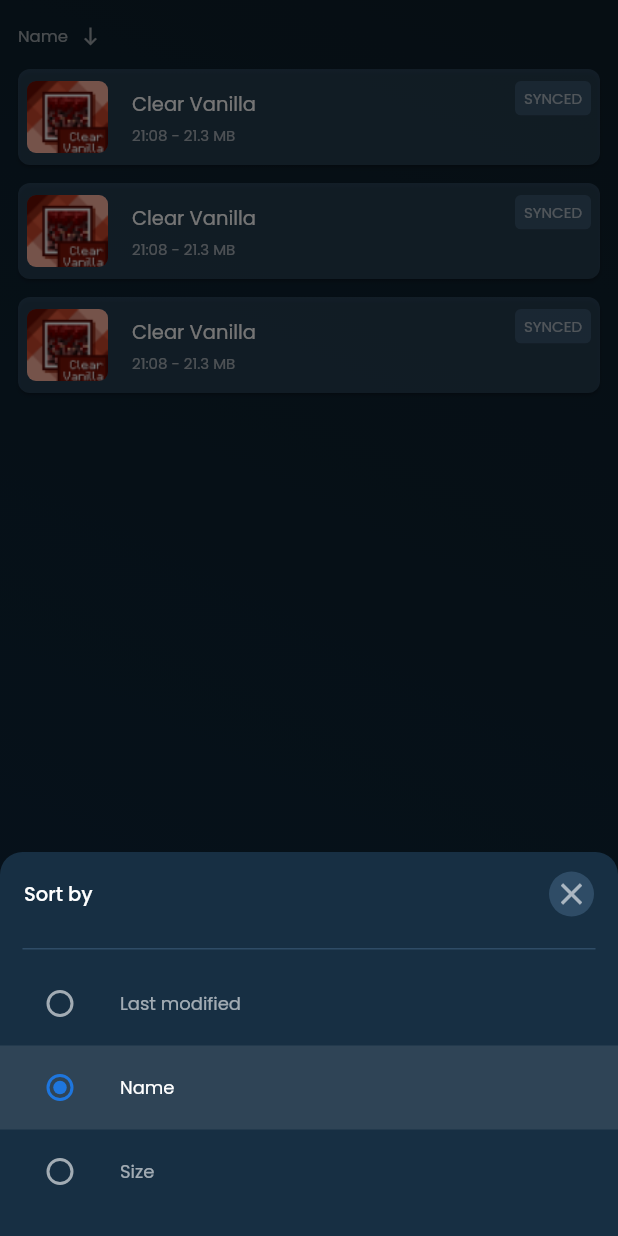
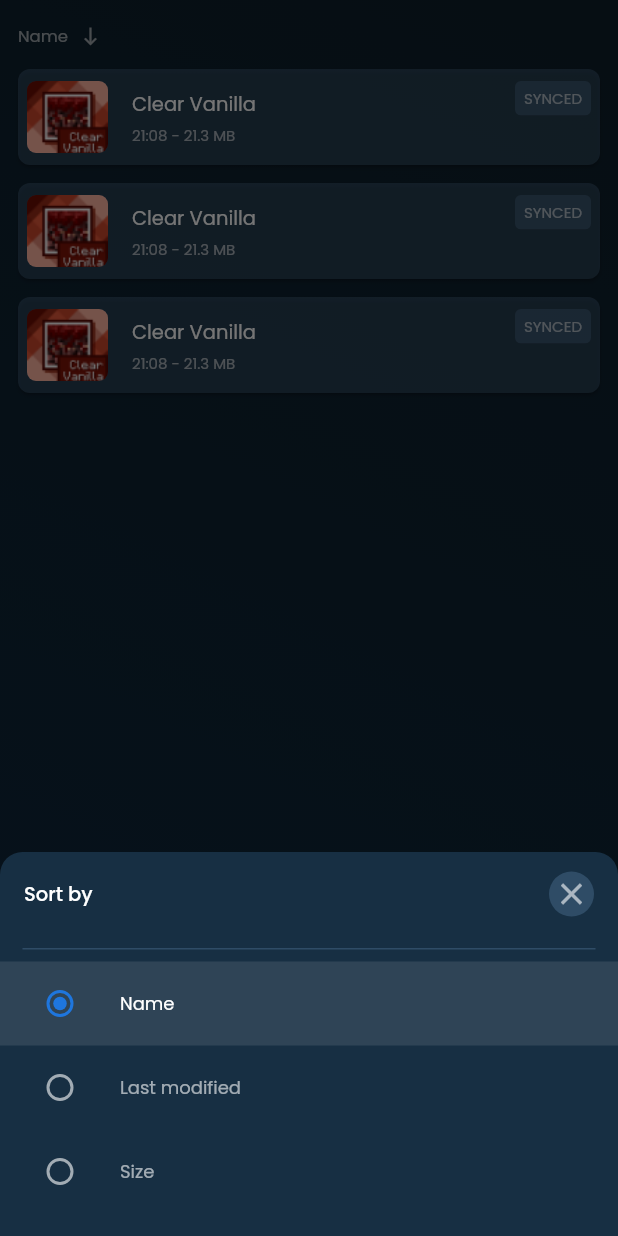
Before and after one commit to idan054/minecloud_tal, a Flutter app: the MainPage screen opened directly with empty values, after a tap on "Name", on a phone screen of 412 x 824 dp. Run offline on Flutter 3.47's test engine with Material 2 defaults, Android fonts, the light colour scheme and no system bars; our stand-ins replace flutter_svg.

Commit message:
V11.0 SortBy button works (No backend) & Provider Added
V10.0 SortBy design & Todo task added for backend

V9.0 bottomSheetW.dart Added - config on main_page.dart

V8.0 dashboard.dart Added & localHomePage >> main_page.dart

V7.0 localHomePage.dart BETA + BottomNavigator

V6.1 localHomePage.dart BETA (unFinished)
+ worldCardWs.dart BETA based localHomePage.dart

V5 resetPass_page.dart Added
[ ] Add textStyle design while typing to darkTxtField()
[ ] Add hide/ show eye icon on password field

V4 login_page.dart Ui DONE

V3 Great login_page.dart BETA (unFinished)

V2: Lib STRUCTURE Updated
+ empty files added to screens & widgets folders (structure only)

V1: Counter App & Colors.dart
+ colors.dart has been added from the XD Ui Design

```diff
--- a/lib/common/theme/constants.dart
+++ b/lib/common/theme/constants.dart
@@ -1,5 +1,7 @@
 import 'package:flutter/material.dart';
+import 'package:provider/provider.dart';
 
+import '../models/universal_models.dart';
 import 'colors.dart';
 
 // STRUCTURE:
@@ -36,3 +38,7 @@ Future<dynamic> kPushNavigator(context, screen,{bool replace = false}) =>
         MaterialPageRoute(builder: (context) => screen))
         : Navigator.of(context).push(
         MaterialPageRoute(builder: (context) => screen));
+
+// Provider models shortcuts
+UniModel kUniModel(context, {bool listen = false})
+    => Provider.of<UniModel>(context, listen: listen);
--- a/lib/screens/main_page.dart
+++ b/lib/screens/main_page.dart
@@ -1,5 +1,6 @@
 import 'package:flutter/cupertino.dart';
 import 'package:flutter/material.dart';
+import 'package:minecloud_tal/common/theme/constants.dart';
 import 'package:minecloud_tal/common/theme/text.dart';
 import 'package:minecloud_tal/functions/bottomSheetW.dart';
 import '../common/theme/colors.dart';
@@ -45,10 +46,7 @@ class _MainPageState extends State<MainPage> {
                       child: Row(
                         mainAxisSize: MainAxisSize.min,
                         children: [
-                          Text(
-                            'Name',
-                            style: poppinsRegular().copyWith(color: kDetailedWhite60),
-                          ),
+                          Text(kUniModel(context, listen: true).sortBy, style: poppinsRegular().copyWith(color: kDetailedWhite60),),
                           const SizedBox(width: 8),
                           Icon(Icons.south, color: kDetailedWhite60, size: 14),
                         ],
--- a/lib/widgets/radioButtonsW.dart
+++ b/lib/widgets/radioButtonsW.dart
@@ -12,13 +12,20 @@ class RadioButtons extends StatefulWidget {
 }
 
 class _RadioButtonsState extends State<RadioButtons> {
-  int selectedIndex = 1;
+  int? selectedIndex;
   List typeIndex = [0, 1, 2];
-  List types = ['Last modified', 'Name', 'Size'];
+  List types = ['Name', 'Last modified', 'Size'];
+  String? _sortBy;
+
   // Todo make "Sort by" works
 
   @override
   Widget build(BuildContext context) {
+    _sortBy = kUniModel(context).sortBy;
+    if(_sortBy == 'Name') selectedIndex = 0;
+    if(_sortBy == 'Last modified') selectedIndex = 1;
+    if(_sortBy == 'Size') selectedIndex = 2;
+
     return Column(
       children: <Widget>[
         // for (int i = 1; i <= 3; i++)
@@ -43,6 +50,7 @@ class _RadioButtonsState extends State<RadioButtons> {
                   onChanged: (int? value) {
                     setState(() {
                       selectedIndex = value!;
+                      kUniModel(context).updateSortBy(types[selectedIndex!]);
                       kNavigator(context).pop();
                     });
                   },
```
Also changed, not shown: lib/common/models/universal_models.dart (added, +11 -0 lines), lib/main.dart (+17 -2 lines).
